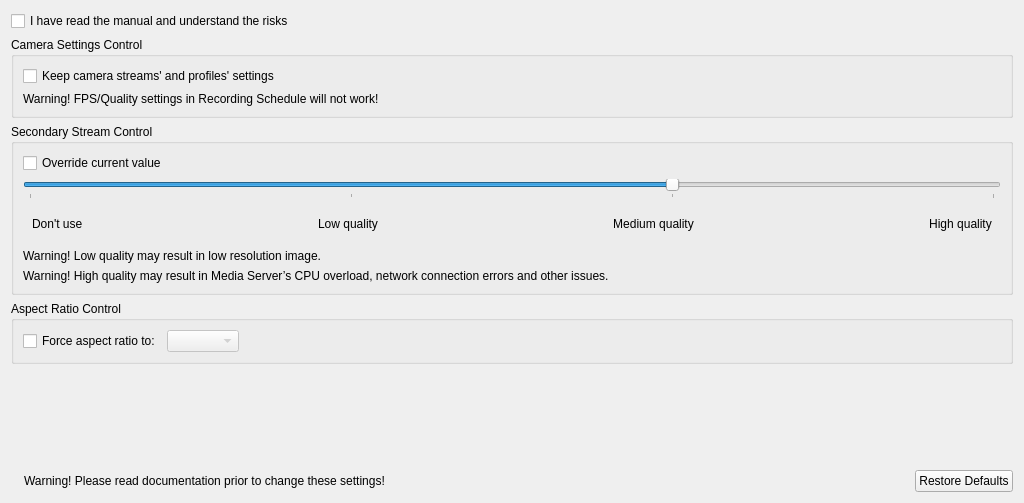
First picture: the form in client/src/ui/widgets/properties/expert_settings_widget.ui, repository networkoptix/nx_open, before the edit.
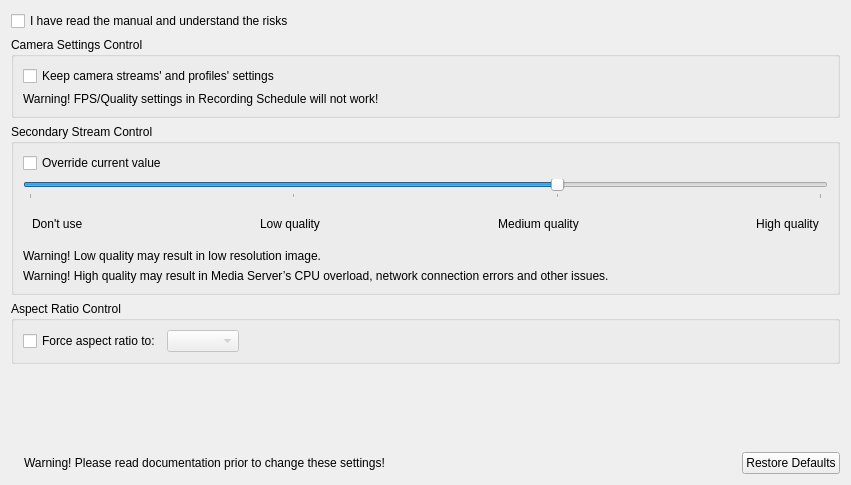
Second picture: the form after the edit. Icons and pictures are not drawn.

```diff
--- a/client/src/ui/widgets/properties/expert_settings_widget.ui
+++ b/client/src/ui/widgets/properties/expert_settings_widget.ui
@@ -6,8 +6,8 @@
    <rect>
     <x>0</x>
     <y>0</y>
-    <width>1024</width>
-    <height>503</height>
+    <width>851</width>
+    <height>485</height>
    </rect>
   </property>
   <property name="windowTitle">
@@ -15,22 +15,6 @@
   </property>
   <layout class="QVBoxLayout" name="verticalLayout_2">
    <item>
-    <widget class="QStackedWidget" name="stackedWidget">
-     <widget class="QWidget" name="pageSettings">
-      <layout class="QVBoxLayout" name="verticalLayout_5">
-       <property name="leftMargin">
-        <number>0</number>
-       </property>
-       <property name="topMargin">
-        <number>0</number>
-       </property>
-       <property name="rightMargin">
-        <number>0</number>
-       </property>
-       <property name="bottomMargin">
-        <number>0</number>
-       </property>
-       <item>
         <widget class="QCheckBox" name="assureCheckBox">
          <property name="text">
           <string>I have read the manual and understand the risks</string>
@@ -315,24 +299,6 @@
            </layout>
           </item>
          </layout>
-        </widget>
-       </item>
-      </layout>
-     </widget>
-     <widget class="QWidget" name="pageNoSettings">
-      <layout class="QVBoxLayout" name="verticalLayout_6">
-       <item>
-        <widget class="QLabel" name="label">
-         <property name="text">
-          <string>Selected camera(s) have no expert settings</string>
-         </property>
-         <property name="alignment">
-          <set>Qt::AlignCenter</set>
-         </property>
-        </widget>
-       </item>
-      </layout>
-     </widget>
     </widget>
    </item>
   </layout>
```
Lines whose indentation alone changed are shown as unchanged.
